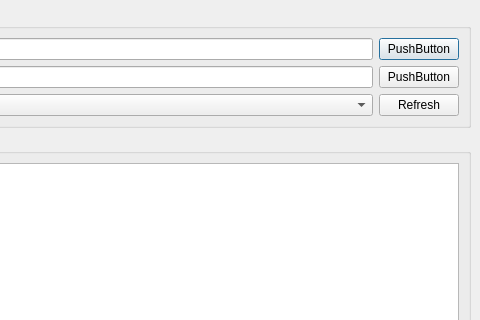
Before: the Qt Designer form prismriver/qt/window.ui in anlar/prismriver-lyrics, drawn with Qt 5; both pictures show x 544 to 1024 and y 0 to 320 of the 1024 by 1000 pixel window.
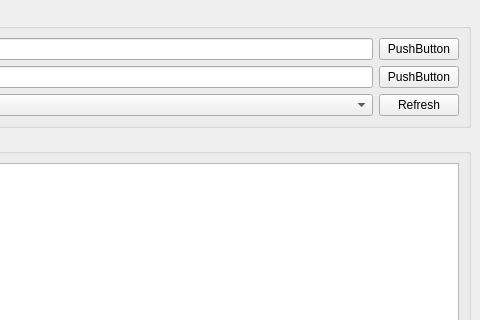
After: the same form once the commit is applied.

Commit message: [qt] Assign autoDefault properties to action buttons

```diff
--- a/prismriver/qt/window.ui
+++ b/prismriver/qt/window.ui
@@ -39,9 +39,6 @@
          <property name="autoDefault">
           <bool>true</bool>
          </property>
-         <property name="default">
-          <bool>true</bool>
-         </property>
         </widget>
        </item>
        <item row="1" column="0">
```
Left out of the diff: 6 changed lines with no effect on the pictures.
